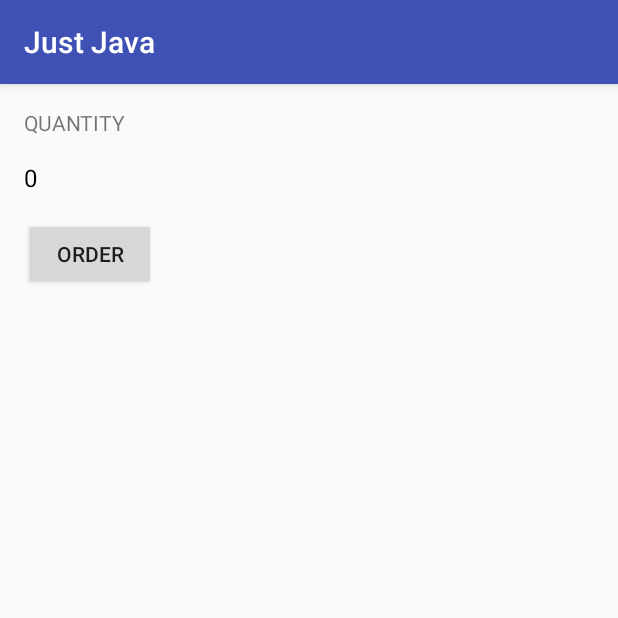
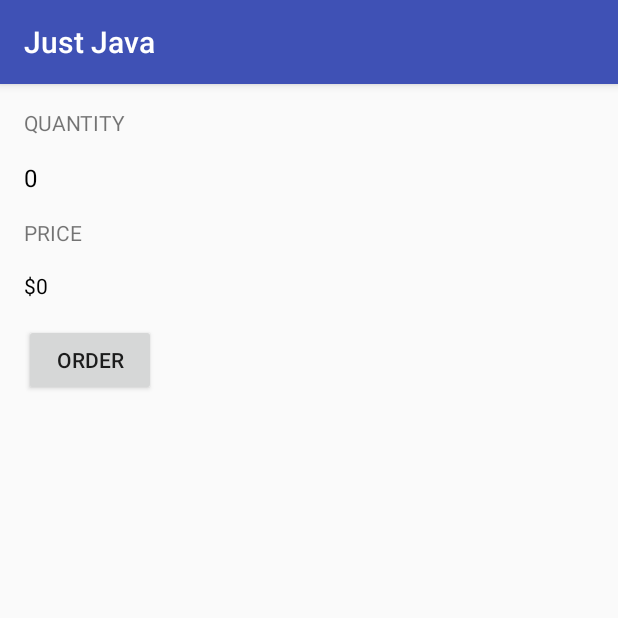
Before and after one commit to diegohdez90/JustJava, an Android app: the screen it shows after launch (MainActivity), on a phone screen of 412 x 824 dp, the top half of it. Run offline under Robolectric (Android 15) with nearby library versions, the phone set to English and light mode, and no system bars.

Commit message:
feat(MainActivity) add displayPrice method to set price according the number of quantity

```diff
--- a/app/src/main/java/com/example/android/justjava/MainActivity.java
+++ b/app/src/main/java/com/example/android/justjava/MainActivity.java
@@ -4,6 +4,8 @@ import android.os.Bundle;
 import android.support.v7.app.AppCompatActivity;
 import android.view.View;
 import android.widget.TextView;
+
+import java.text.NumberFormat;
 
 public class MainActivity extends AppCompatActivity {
 
@@ -14,11 +16,20 @@ public class MainActivity extends AppCompatActivity {
     }
 
     public void submitOrder(View view){
-        display(8*7);
+        display(2);
+        displayPrice(2 * 5);
     }
 
     public void display(int number){
         TextView quantityTextView = (TextView) findViewById(R.id.quantity_text_view);
         quantityTextView.setText(" "+number);
     }
+
+    /**
+     * This method displays the given price on the screen.
+     */
+    private void displayPrice(int number) {
+        TextView priceTextView = (TextView) findViewById(R.id.price_text_view);
+        priceTextView.setText(NumberFormat.getCurrencyInstance().format(number));
+    }
 }
--- a/app/src/main/res/layout/activity_main.xml
+++ b/app/src/main/res/layout/activity_main.xml
@@ -25,13 +25,34 @@
         android:text="0"
         android:textColor="@android:color/black"
         android:textSize="16sp" />
+    <TextView
+        android:id="@+id/price"
+        android:layout_width="wrap_content"
+        android:layout_height="wrap_content"
+        android:layout_below="@id/quantity_text_view"
+        android:layout_alignParentLeft="true"
+        android:layout_alignParentStart="true"
+        android:layout_marginBottom="16dp"
+        android:textAllCaps="true"
+        android:text="Price" />
+
+    <TextView
+        android:id="@+id/price_text_view"
+        android:layout_width="wrap_content"
+        android:layout_height="wrap_content"
+        android:text="$0"
+        android:layout_marginBottom="16dp"
+        android:textColor="@android:color/black"
+        android:layout_below="@id/price"/>
 
     <Button
         android:layout_width="wrap_content"
         android:layout_height="wrap_content"
         android:layout_alignParentLeft="true"
         android:layout_alignParentStart="true"
-        android:layout_below="@+id/quantity_text_view"
+        android:layout_below="@+id/price_text_view"
         android:text="ORDER"
-        android:onClick="submitOrder"/>
+        android:onClick="submitOrder"
+        android:id="@+id/button" />
+
 </RelativeLayout>
```
